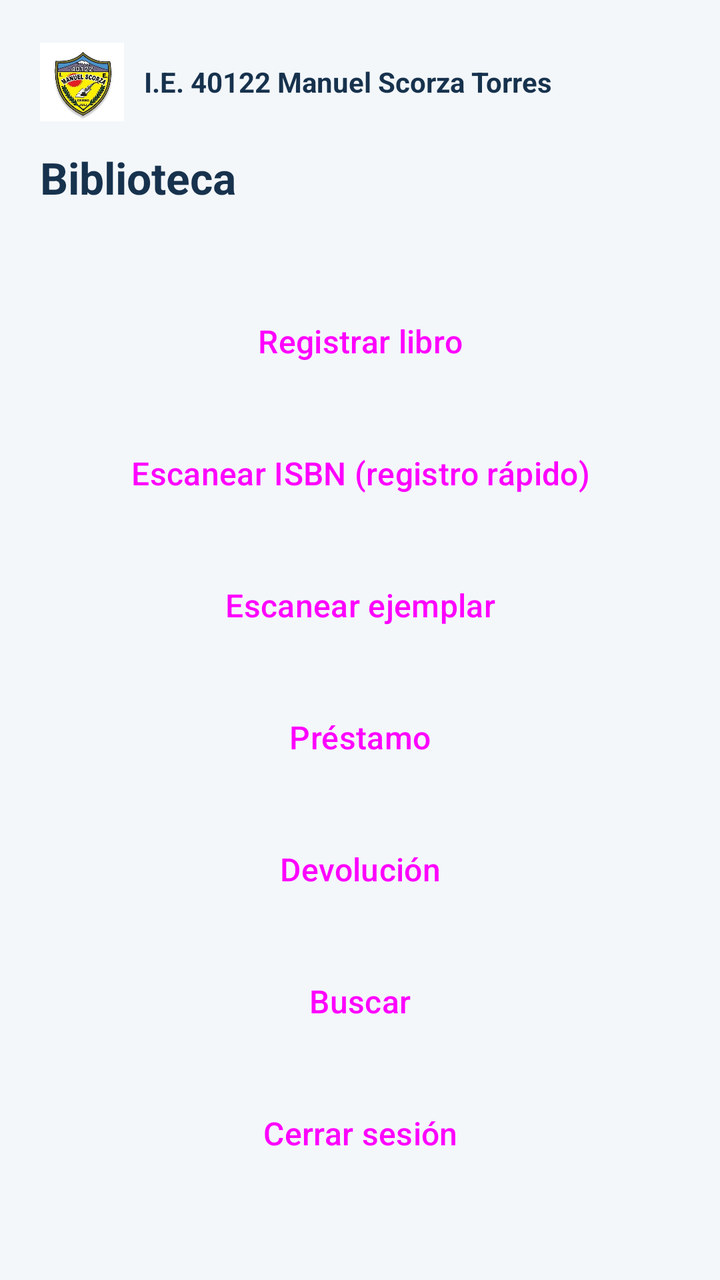
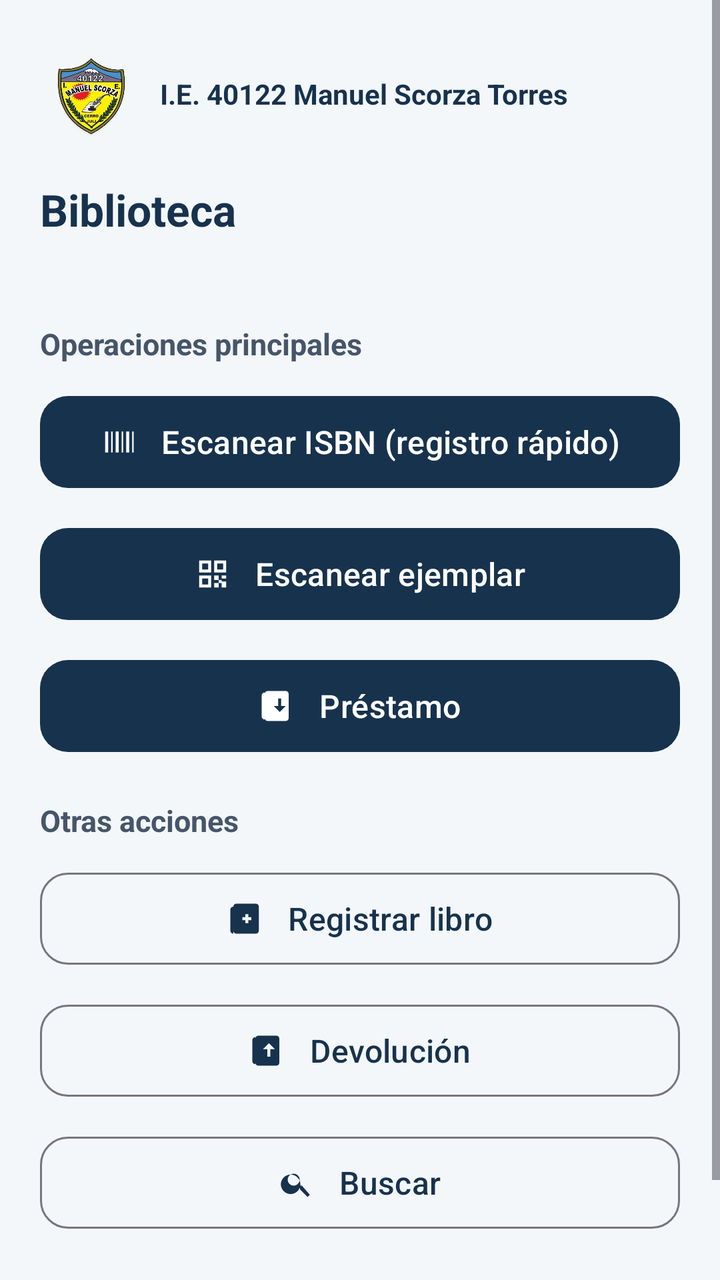

Screens rendered from an Android XML layout before and after an edit, with the pre-edit source and the edit as a unified diff.
<!-- AndroidManifest.xml: application theme Theme.BiblioScorza -->
<!-- res/layout/activity_home.xml -->
<?xml version="1.0" encoding="utf-8"?>
<ScrollView xmlns:android="http://schemas.android.com/apk/res/android"
    android:layout_width="match_parent" android:layout_height="match_parent">
    <LinearLayout android:layout_width="match_parent" android:layout_height="wrap_content"
        android:orientation="vertical" android:padding="20dp">
        <include layout="@layout/header_brand" />
        <TextView style="@style/BsTitle" android:layout_width="wrap_content" android:layout_height="wrap_content" android:text="Biblioteca" />
        <TextView android:id="@+id/tvUsuario" style="@style/BsText" />
        <Button android:id="@+id/btnRegistrar" style="@style/BsButtonOutline" android:text="Registrar libro" />
        <Button android:id="@+id/btnEscanearIsbn" style="@style/BsButton" android:text="Escanear ISBN (registro rápido)" />
        <Button android:id="@+id/btnEscanearEjemplar" style="@style/BsButton" android:text="Escanear ejemplar" />
        <Button android:id="@+id/btnPrestamo" style="@style/BsButton" android:text="Préstamo" />
        <Button android:id="@+id/btnDevolucion" style="@style/BsButton" android:text="Devolución" />
        <Button android:id="@+id/btnBuscar" style="@style/BsButtonOutline" android:text="Buscar" />
        <Button android:id="@+id/btnSalir" style="@style/BsButtonOutline" android:text="Cerrar sesión" />
    </LinearLayout>
</ScrollView>
<!-- res/layout/header_brand.xml (included above) -->
<?xml version="1.0" encoding="utf-8"?>
<LinearLayout xmlns:android="http://schemas.android.com/apk/res/android"
    android:layout_width="match_parent"
    android:layout_height="wrap_content"
    android:gravity="center_vertical"
    android:orientation="horizontal"
    android:paddingBottom="12dp">

    <ImageView
        android:layout_width="42dp"
        android:layout_height="42dp"
        android:adjustViewBounds="true"
        android:contentDescription="Escudo de la I.E. 40122 Manuel Scorza Torres"
        android:scaleType="fitCenter"
        android:src="@drawable/escudo_colegio" />

    <TextView
        android:layout_width="0dp"
        android:layout_height="wrap_content"
        android:layout_marginStart="10dp"
        android:layout_weight="1"
        android:text="I.E. 40122 Manuel Scorza Torres"
        android:textColor="#17324D"
        android:textSize="14sp"
        android:textStyle="bold" />
</LinearLayout>
<!-- resources referenced by this layout -->
<resources>
  <!-- drawable escudo_colegio: png bitmap (drawable-nodpi, 203199 bytes) -->
  <style name="BsTitle">
          <item name="android:textSize">22sp</item>
          <item name="android:textStyle">bold</item>
          <item name="android:textColor">#17324D</item>
      </style>
  <!-- unchanged entries left out for length: 4 -->
</resources>

<!-- the commit's change to res/layout/activity_home.xml (unified diff, before → after) -->
@@ -1,18 +1,47 @@
 <?xml version="1.0" encoding="utf-8"?>
 <ScrollView xmlns:android="http://schemas.android.com/apk/res/android"
-    android:layout_width="match_parent" android:layout_height="match_parent">
+    xmlns:app="http://schemas.android.com/apk/res-auto"
+    android:layout_width="match_parent" android:layout_height="match_parent"
+    android:background="#F3F7FA" android:fillViewport="true">
     <LinearLayout android:layout_width="match_parent" android:layout_height="wrap_content"
         android:orientation="vertical" android:padding="20dp">
         <include layout="@layout/header_brand" />
-        <TextView style="@style/BsTitle" android:layout_width="wrap_content" android:layout_height="wrap_content" android:text="Biblioteca" />
-        <TextView android:id="@+id/tvUsuario" style="@style/BsText" />
-        <Button android:id="@+id/btnRegistrar" style="@style/BsButtonOutline" android:text="Registrar libro" />
-        <Button android:id="@+id/btnEscanearIsbn" style="@style/BsButton" android:text="Escanear ISBN (registro rápido)" />
-        <Button android:id="@+id/btnEscanearEjemplar" style="@style/BsButton" android:text="Escanear ejemplar" />
-        <Button android:id="@+id/btnPrestamo" style="@style/BsButton" android:text="Préstamo" />
-        <Button android:id="@+id/btnDevolucion" style="@style/BsButton" android:text="Devolución" />
-        <Button android:id="@+id/btnBuscar" style="@style/BsButtonOutline" android:text="Buscar" />
-        <Button android:id="@+id/btnSalir" style="@style/BsButtonOutline" android:text="Cerrar sesión" />
+        <TextView style="@style/BsTitle" android:layout_width="wrap_content" android:layout_height="wrap_content"
+            android:layout_marginTop="4dp" android:text="Biblioteca" />
+        <TextView android:id="@+id/tvUsuario" style="@style/BsText"
+            android:layout_marginTop="2dp" android:textColor="#64748B" />
+        <TextView style="@style/BsText" android:layout_marginTop="20dp"
+            android:text="Operaciones principales" android:textColor="#475569" android:textStyle="bold" />
+        <com.google.android.material.button.MaterialButton android:id="@+id/btnEscanearIsbn"
+            style="@style/BsButton" android:text="Escanear ISBN (registro rápido)"
+            app:icon="@drawable/ic_barcode" app:iconGravity="textStart"
+            app:iconPadding="12dp" app:iconTint="#FFFFFF" />
+        <com.google.android.material.button.MaterialButton android:id="@+id/btnEscanearEjemplar"
+            style="@style/BsButton" android:text="Escanear ejemplar"
+            app:icon="@drawable/ic_qr_code" app:iconGravity="textStart"
+            app:iconPadding="12dp" app:iconTint="#FFFFFF" />
+        <com.google.android.material.button.MaterialButton android:id="@+id/btnPrestamo"
+            style="@style/BsButton" android:text="Préstamo"
+            app:icon="@drawable/ic_book_out" app:iconGravity="textStart"
+            app:iconPadding="12dp" app:iconTint="#FFFFFF" />
+        <TextView style="@style/BsText" android:layout_marginTop="20dp"
+            android:text="Otras acciones" android:textColor="#475569" android:textStyle="bold" />
+        <com.google.android.material.button.MaterialButton android:id="@+id/btnRegistrar"
+            style="@style/BsButtonOutline" android:text="Registrar libro"
+            app:icon="@drawable/ic_book_add" app:iconGravity="textStart"
+            app:iconPadding="12dp" app:iconTint="#17324D" />
+        <com.google.android.material.button.MaterialButton android:id="@+id/btnDevolucion"
+            style="@style/BsButtonOutline" android:text="Devolución"
+            app:icon="@drawable/ic_book_return" app:iconGravity="textStart"
+            app:iconPadding="12dp" app:iconTint="#17324D" />
+        <com.google.android.material.button.MaterialButton android:id="@+id/btnBuscar"
+            style="@style/BsButtonOutline" android:text="Buscar"
+            app:icon="@drawable/ic_search" app:iconGravity="textStart"
+            app:iconPadding="12dp" app:iconTint="#17324D" />
+        <com.google.android.material.button.MaterialButton android:id="@+id/btnSalir"
+            style="@style/BsButtonQuiet" android:text="Cerrar sesión"
+            app:icon="@drawable/ic_logout" app:iconGravity="textStart"
+            app:iconPadding="8dp" app:iconTint="#64748B" />
     </LinearLayout>
 </ScrollView>
 <!-- res/layout/header_brand.xml (included above) -->
@@ -25,12 +54,12 @@
     android:paddingBottom="12dp">
 
     <ImageView
-        android:layout_width="42dp"
-        android:layout_height="42dp"
+        android:layout_width="50dp"
+        android:layout_height="54dp"
         android:adjustViewBounds="true"
         android:contentDescription="Escudo de la I.E. 40122 Manuel Scorza Torres"
         android:scaleType="fitCenter"
-        android:src="@drawable/escudo_colegio" />
+        android:src="@drawable/escudo_colegio_transparente" />
 
     <TextView
         android:layout_width="0dp"
<!-- resource entries referenced after the edit -->
@@ -1,6 +1,63 @@
 <!-- resources referenced by this layout -->
 <resources>
-  <!-- drawable escudo_colegio: png bitmap (drawable-nodpi, 203199 bytes) -->
+  <!-- drawable escudo_colegio_transparente: png bitmap (drawable-nodpi, 236749 bytes) -->
+  <!-- drawable ic_barcode (drawable) -->
+  <vector xmlns:android="http://schemas.android.com/apk/res/android"
+      android:width="24dp" android:height="24dp"
+      android:viewportWidth="24" android:viewportHeight="24">
+      <path android:fillColor="#FF000000"
+          android:pathData="M3,5h2v14H3zM7,5h1v14H7zM10,5h2v14h-2zM14,5h1v14h-1zM17,5h2v14h-2zM21,5h1v14h-1z" />
+  </vector>
+  <!-- drawable ic_book_add (drawable) -->
+  <vector xmlns:android="http://schemas.android.com/apk/res/android"
+      android:width="24dp" android:height="24dp"
+      android:viewportWidth="24" android:viewportHeight="24">
+      <path android:fillColor="#FF000000"
+          android:pathData="M19,2H6C4.9,2 4,2.9 4,4v16c0,1.1 0.9,2 2,2h13c1.1,0 2,-0.9 2,-2V4c0,-1.1 -0.9,-2 -2,-2zM14,15h-2v-2h-2v-2h2V9h2v2h2v2h-2v2zM2,6v14c0,1.1 0.9,2 2,2V4c-1.1,0 -2,0.9 -2,2z" />
+  </vector>
+  <!-- drawable ic_book_out (drawable) -->
+  <vector xmlns:android="http://schemas.android.com/apk/res/android"
+      android:width="24dp" android:height="24dp"
+      android:viewportWidth="24" android:viewportHeight="24">
+      <path android:fillColor="#FF000000"
+          android:pathData="M18,2H6C4.9,2 4,2.9 4,4v16c0,1.1 0.9,2 2,2h12c1.1,0 2,-0.9 2,-2V4c0,-1.1 -0.9,-2 -2,-2zM13,7h2v5h3l-4,4 -4,-4h3zM2,5v14c0,1.1 0.9,2 2,2V3c-1.1,0 -2,0.9 -2,2z" />
+  </vector>
+  <!-- drawable ic_book_return (drawable) -->
+  <vector xmlns:android="http://schemas.android.com/apk/res/android"
+      android:width="24dp" android:height="24dp"
+      android:viewportWidth="24" android:viewportHeight="24">
+      <path android:fillColor="#FF000000"
+          android:pathData="M18,2H6C4.9,2 4,2.9 4,4v16c0,1.1 0.9,2 2,2h12c1.1,0 2,-0.9 2,-2V4c0,-1.1 -0.9,-2 -2,-2zM13,7l4,4h-3v5h-2v-5H9zM2,5v14c0,1.1 0.9,2 2,2V3c-1.1,0 -2,0.9 -2,2z" />
+  </vector>
+  <!-- drawable ic_logout (drawable) -->
+  <vector xmlns:android="http://schemas.android.com/apk/res/android"
+      android:width="24dp" android:height="24dp"
+      android:viewportWidth="24" android:viewportHeight="24">
+      <path android:fillColor="#FF000000"
+          android:pathData="M10,17l1.41,-1.41L8.83,13H20v-2H8.83l2.58,-2.59L10,7l-5,5zM4,3h8c1.1,0 2,0.9 2,2v2h-2V5H4v14h8v-2h2v2c0,1.1 -0.9,2 -2,2H4c-1.1,0 -2,-0.9 -2,-2V5c0,-1.1 0.9,-2 2,-2z" />
+  </vector>
+  <!-- drawable ic_qr_code (drawable) -->
+  <vector xmlns:android="http://schemas.android.com/apk/res/android"
+      android:width="24dp" android:height="24dp"
+      android:viewportWidth="24" android:viewportHeight="24">
+      <path android:fillColor="#FF000000"
+          android:pathData="M3,3h8v8H3zM5,5v4h4V5zM13,3h8v8h-8zM15,5v4h4V5zM3,13h8v8H3zM5,15v4h4v-4zM13,13h3v3h-3zM18,13h3v2h-3zM18,17h3v4h-3zM13,18h3v3h-3zM16,16h2v2h-2z" />
+  </vector>
+  <!-- drawable ic_search (drawable) -->
+  <vector xmlns:android="http://schemas.android.com/apk/res/android"
+      android:width="24dp" android:height="24dp"
+      android:viewportWidth="24" android:viewportHeight="24">
+      <path android:fillColor="#FF000000"
+          android:pathData="M15.5,14h-0.79l-0.28,-0.27A6.5,6.5 0,1 0,14,15.5l0.27,0.28v0.79l5,5 1.5,-1.5zM10,14a4,4 0,1 1,0 -8,4 4,0 0,1 0,8z" />
+  </vector>
+  <style name="BsButtonQuiet" parent="Widget.Material3.Button.TextButton">
+          <item name="android:layout_width">match_parent</item>
+          <item name="android:layout_height">48dp</item>
+          <item name="android:layout_marginTop">8dp</item>
+          <item name="android:textSize">14sp</item>
+          <item name="android:textColor">#64748B</item>
+          <item name="cornerRadius">12dp</item>
+      </style>
   <style name="BsTitle">
           <item name="android:textSize">22sp</item>
           <item name="android:textStyle">bold</item>
